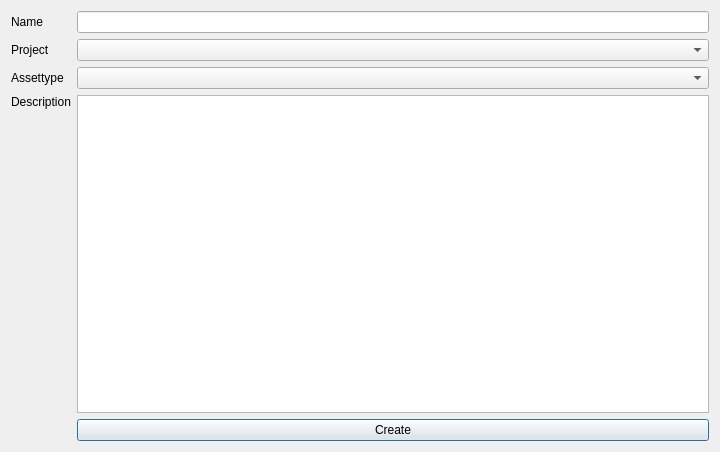
Old version of the form src/jukeboxcore/gui/widgets/guerilla/assetcreator.ui in the repository JukeboxPipeline/jukebox-core.
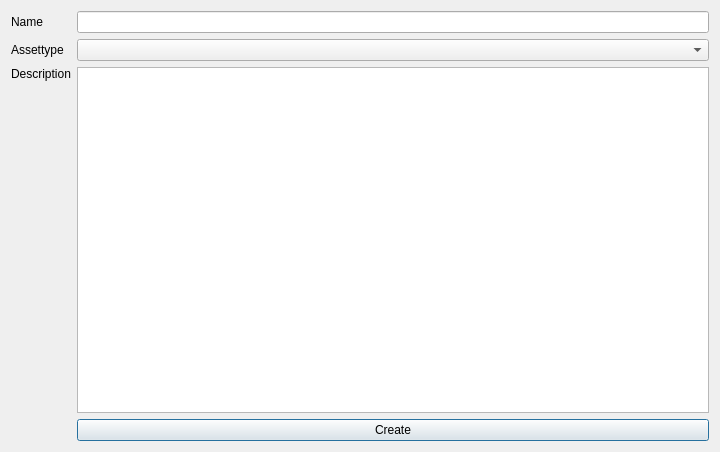
New version of the form.

Commit message: Make atype mgmt a little more intuitive

Patch:
```diff
--- a/src/jukeboxcore/gui/widgets/guerilla/assetcreator.ui
+++ b/src/jukeboxcore/gui/widgets/guerilla/assetcreator.ui
@@ -15,16 +15,6 @@
   </property>
   <layout class="QGridLayout" name="gridLayout">
    <item row="2" column="1">
-    <widget class="QComboBox" name="atype_cb"/>
-   </item>
-   <item row="2" column="0">
-    <widget class="QLabel" name="atype_lb">
-     <property name="text">
-      <string>Assettype</string>
-     </property>
-    </widget>
-   </item>
-   <item row="3" column="1">
     <widget class="QPlainTextEdit" name="desc_pte"/>
    </item>
    <item row="4" column="1">
@@ -44,7 +34,7 @@
      </property>
     </widget>
    </item>
-   <item row="3" column="0">
+   <item row="2" column="0">
     <widget class="QLabel" name="desc_lb">
      <property name="text">
       <string>Description</string>
@@ -55,12 +45,12 @@
     </widget>
    </item>
    <item row="1" column="1">
-    <widget class="QComboBox" name="prj_cb"/>
+    <widget class="QComboBox" name="atype_cb"/>
    </item>
    <item row="1" column="0">
-    <widget class="QLabel" name="prj_lb">
+    <widget class="QLabel" name="atype_lb">
      <property name="text">
-      <string>Project</string>
+      <string>Assettype</string>
      </property>
     </widget>
    </item>
```
Left out of the diff: 20 changed lines with no effect on the pictures. The commit also changes 4 other files.
